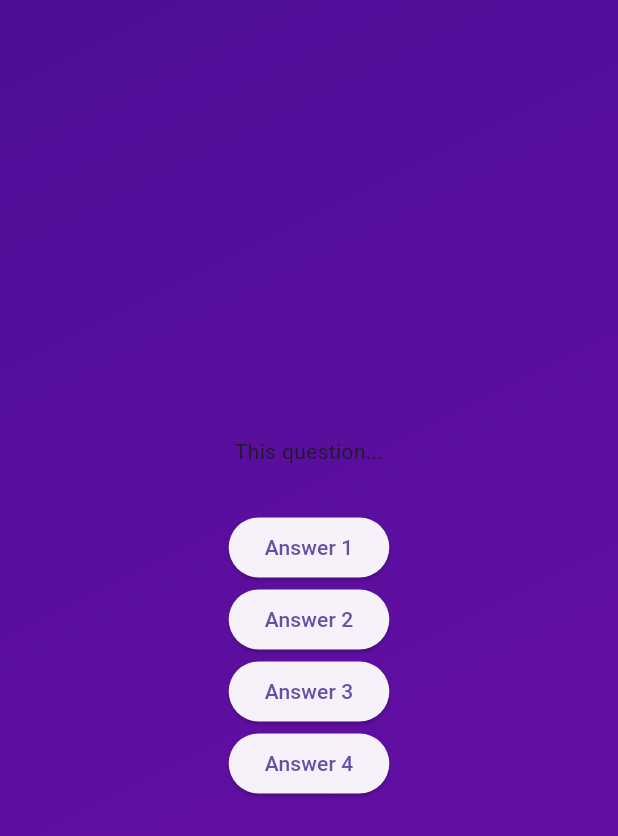
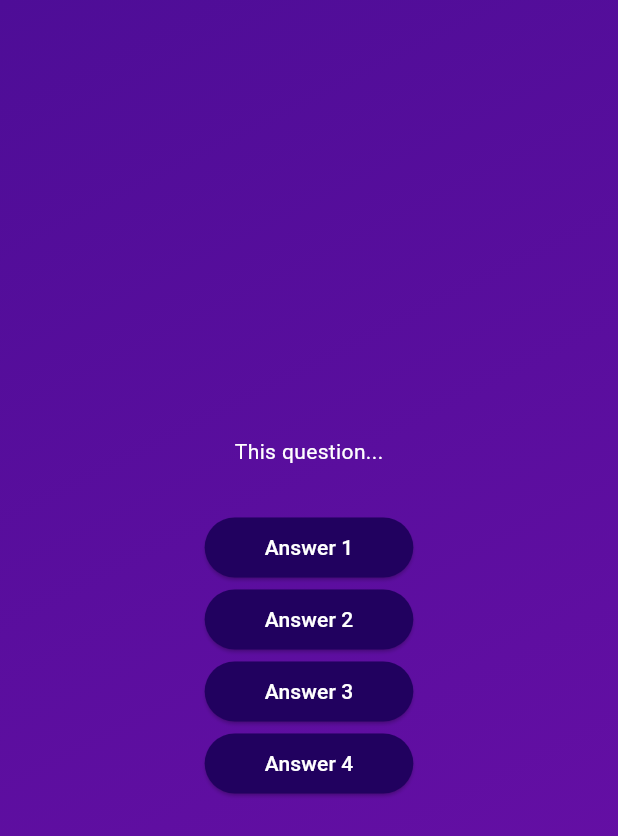
Before and after one commit to ThanakornBenjamin/quiz-app, a Flutter app: the screen it shows after launch, after a tap on "Start Quiz", on a phone screen of 412 x 824 dp. Shown: the top 836 px of the screen. Run offline on Flutter 3.47's test engine with Material 3 defaults, Android fonts, the phone set to English and light mode, and no system bars.

Commit message:
feat: Introduce a reusable `AnswerButton` widget and refactor `QuestionsScreen` to utilize it, along with styling the question text.

```diff
--- /dev/null
+++ b/lib/answer_button.dart
@@ -0,0 +1,28 @@
+import 'package:flutter/material.dart';
+
+class AnswerButton extends StatelessWidget {
+  const AnswerButton({
+    super.key,
+    required this.answerText,
+    required this.onTap,
+  });
+
+  final String answerText;
+  final void Function() onTap;
+
+  @override
+  Widget build(BuildContext context) {
+    return ElevatedButton(
+      onPressed: onTap,
+      style: ElevatedButton.styleFrom(
+        padding: const EdgeInsets.symmetric(vertical: 10, horizontal: 40),
+        backgroundColor: const Color.fromARGB(255, 33, 1, 95),
+        foregroundColor: Colors.white,
+        shape: const RoundedRectangleBorder(
+          borderRadius: BorderRadius.all(Radius.circular(40)),
+        ),
+      ),
+      child: Text(answerText),
+    );
+  }
+}
--- a/lib/questions_screen.dart
+++ b/lib/questions_screen.dart
@@ -1,4 +1,5 @@
 import 'package:flutter/material.dart';
+import 'package:quiz_app/answer_button.dart';
 
 class QuestionsScreen extends StatefulWidget {
   const QuestionsScreen({super.key});
@@ -15,12 +16,12 @@ class _QuestionsScreenState extends State<QuestionsScreen> {
       child: Column(
         mainAxisAlignment: MainAxisAlignment.center,
         children: [
-          const Text("This question..."),
+          const Text("This question...", style: TextStyle(color: Colors.white)),
           const SizedBox(height: 30),
-          ElevatedButton(onPressed: () {}, child: Text("Answer 1")),
-          ElevatedButton(onPressed: () {}, child: Text("Answer 2")),
-          ElevatedButton(onPressed: () {}, child: Text("Answer 3")),
-          ElevatedButton(onPressed: () {}, child: Text("Answer 4")),
+          AnswerButton(answerText: "Answer 1", onTap: () {}),
+          AnswerButton(answerText: "Answer 2", onTap: () {}),
+          AnswerButton(answerText: "Answer 3", onTap: () {}),
+          AnswerButton(answerText: "Answer 4", onTap: () {}),
         ],
       ),
     );
```
